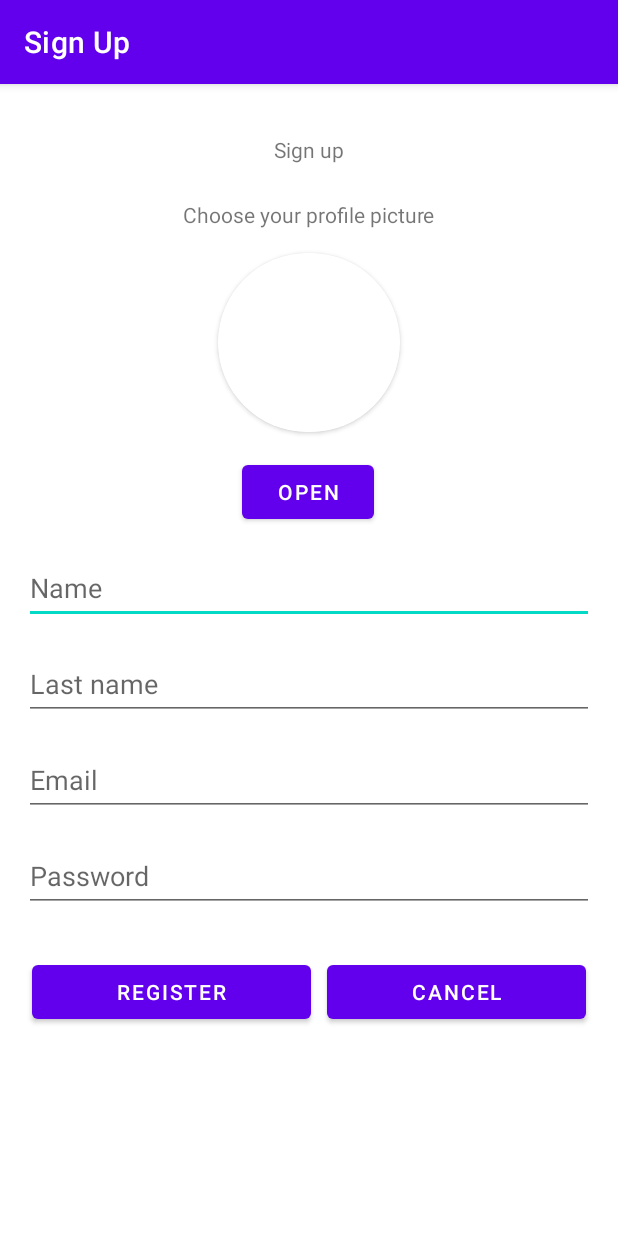
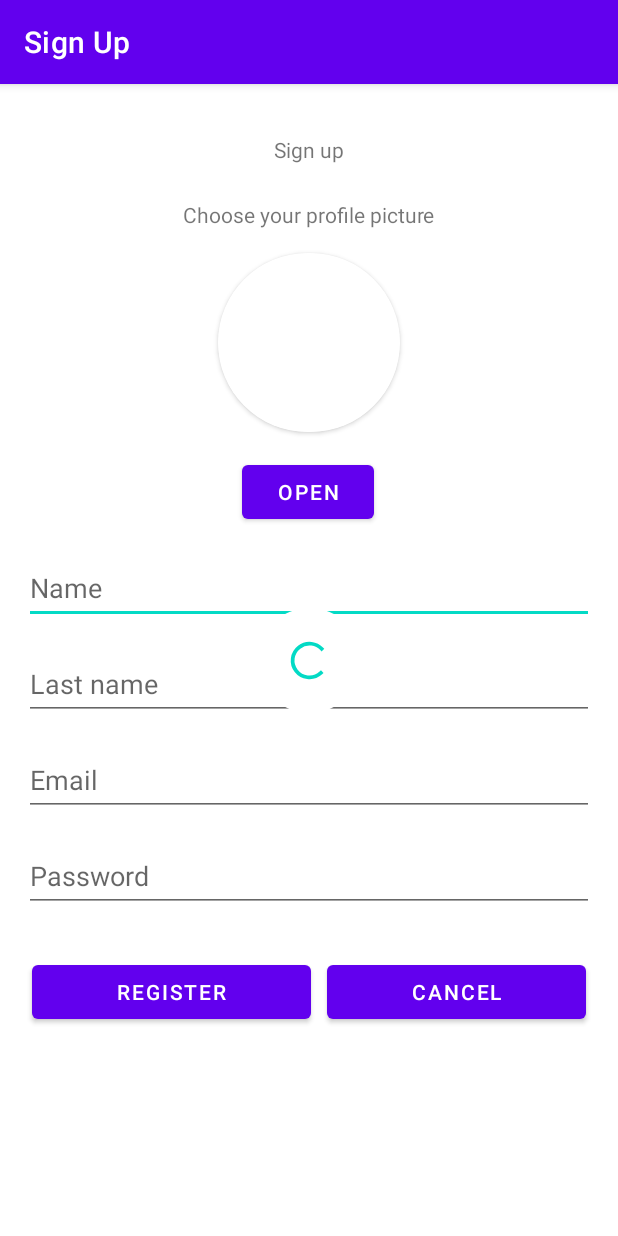
Before and after one commit to Jozona/PiApp, an Android app: the screen it shows after launch (RegisterActivity), on a phone screen of 412 x 824 dp. Run offline under Robolectric (Android 15) with nearby library versions, the phone set to English and light mode, and no system bars; our stand-ins replace Firebase (no records; nobody signed in at launch, a user with empty details on screens opened directly).

Commit message:
Add viewbinding true and progress bar with background

```diff
--- a/app/build.gradle
+++ b/app/build.gradle
@@ -23,6 +23,11 @@ android {
             proguardFiles getDefaultProguardFile('proguard-android-optimize.txt'), 'proguard-rules.pro'
         }
     }
+
+    buildFeatures{
+        viewBinding true
+    }
+
     compileOptions {
         sourceCompatibility JavaVersion.VERSION_1_8
         targetCompatibility JavaVersion.VERSION_1_8
@@ -47,6 +52,15 @@ dependencies {
     implementation 'com.github.bumptech.glide:glide:4.13.0'
     //Analytics
     implementation 'com.google.firebase:firebase-analytics'
+    // Import the BoM for the Firebase platform
+    implementation platform('com.google.firebase:firebase-bom:30.3.1')
+
+    // Declare the dependency for the Realtime Database library
+    // When using the BoM, you don't specify versions in Firebase library dependencies
+    implementation 'com.google.firebase:firebase-database-ktx'
+    // Declare the dependency for the Cloud Storage library
+    // When using the BoM, you don't specify versions in Firebase library dependencies
+    implementation 'com.google.firebase:firebase-storage-ktx'
     annotationProcessor 'com.github.bumptech.glide:compiler:4.13.0'
     testImplementation 'junit:junit:4.13.2'
     androidTestImplementation 'androidx.test.ext:junit:1.1.3'
--- /dev/null
+++ b/app/src/main/java/lic/jeeg/piapp/User.kt
@@ -0,0 +1,3 @@
+package lic.jeeg.piapp
+
+data class User(var firstName : String ?= null, var lastName : String ?= null, var bio : String ?= null)
--- /dev/null
+++ b/app/src/main/res/drawable/wide_circle.xml
@@ -0,0 +1,5 @@
+<?xml version="1.0" encoding="utf-8"?>
+<shape xmlns:android="http://schemas.android.com/apk/res/android">
+    <solid android:color="@color/white"></solid>
+    <corners android:radius="300dp"></corners>
+</shape>
--- a/app/src/main/res/layout/activity_register.xml
+++ b/app/src/main/res/layout/activity_register.xml
@@ -152,4 +152,26 @@
             android:layout_weight="1"
             android:text="@string/cancel" />
     </LinearLayout>
+
+    <androidx.constraintlayout.widget.ConstraintLayout
+        android:layout_width="wrap_content"
+        android:layout_height="wrap_content"
+        android:padding="20dp"
+        app:layout_constraintBottom_toBottomOf="parent"
+        app:layout_constraintEnd_toEndOf="parent"
+        app:layout_constraintStart_toStartOf="parent"
+        app:layout_constraintTop_toTopOf="parent"
+        android:background="@drawable/wide_circle">
+
+
+        <ProgressBar
+            android:id="@+id/progressBar"
+            style="?android:attr/progressBarStyle"
+            android:layout_width="30dp"
+            android:layout_height="30dp"
+            app:layout_constraintBottom_toBottomOf="parent"
+            app:layout_constraintEnd_toEndOf="parent"
+            app:layout_constraintStart_toStartOf="parent"
+            app:layout_constraintTop_toTopOf="parent" />
+    </androidx.constraintlayout.widget.ConstraintLayout>
 </androidx.constraintlayout.widget.ConstraintLayout>
```
